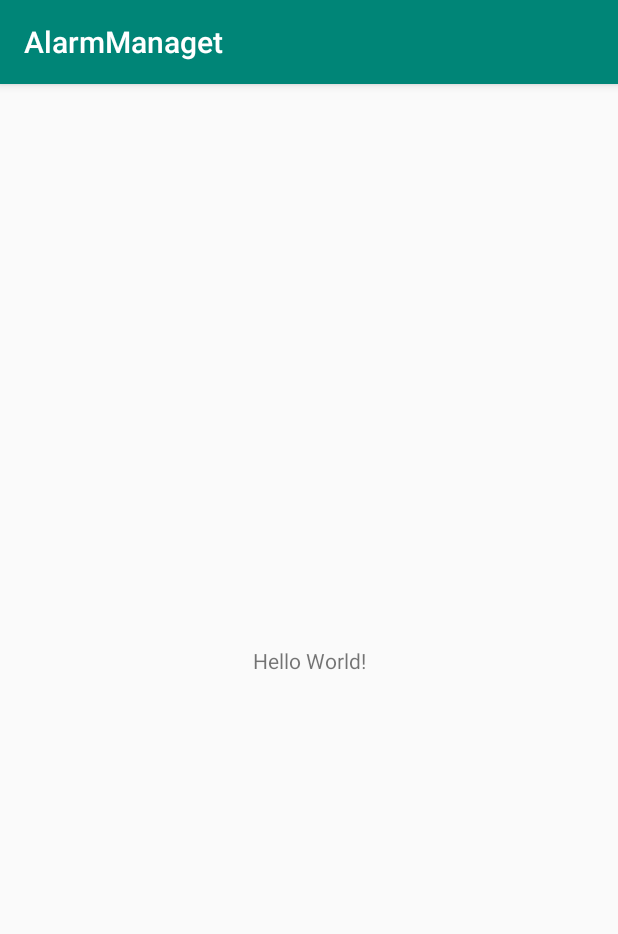
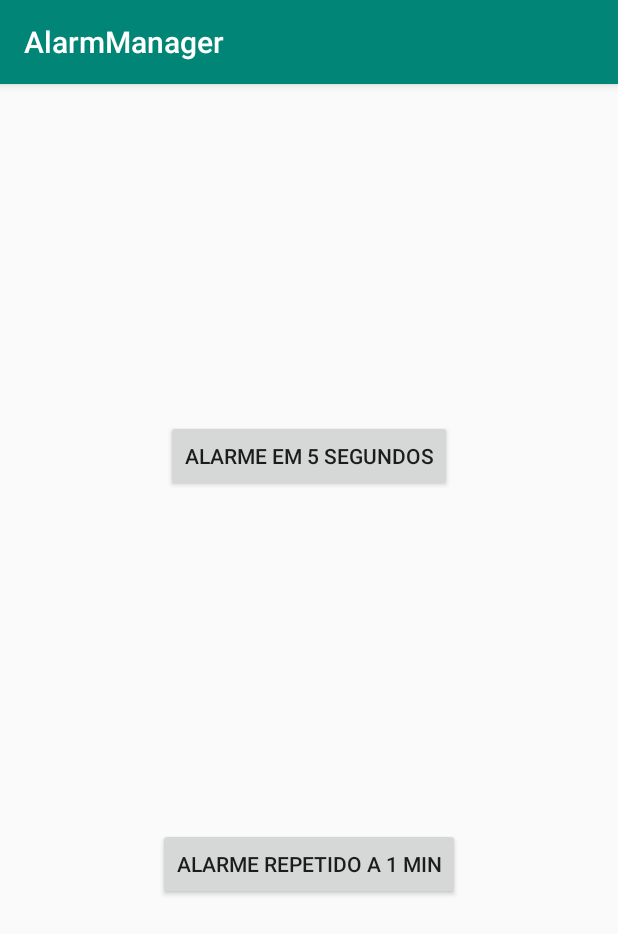
Before and after one commit to rbeninca/AlarmManager, an Android app: the screen it shows after launch (MainActivity before the commit, MainActivityAlarmManager after it), on a phone screen of 412 x 824 dp. Shown: the top 934 px of the screen. Run offline under Robolectric (Android 15) with nearby library versions, the phone set to English and light mode, and no system bars.

```diff
--- a/app/src/main/java/br/com/rbeninca/alarmmanaget/MainActivity.java
+++ b/app/src/main/java/br/com/rbeninca/alarmmanaget/AlarmManagerUtil.java
@@ -1,44 +1,40 @@
 package br.com.rbeninca.alarmmanaget;
-
-import androidx.appcompat.app.AppCompatActivity;
 
 import android.app.AlarmManager;
 import android.app.PendingIntent;
+import android.content.Context;
 import android.content.Intent;
-import android.os.Bundle;
 import android.util.Log;
 
 import java.util.Calendar;
 import java.util.Date;
 
-public class MainActivity extends AppCompatActivity {
+public class AlarmManagerUtil {
+    private Context context;
+    private AlarmManager alarmManager;
+    private  PendingIntent alarmIntent;
+    private Calendar calendar;
 
-    private AlarmManager alarmManager;
-    private  PendingIntent pendingIntent;
+    public AlarmManagerUtil(Context context) {
+        this.context = context;
+    }
 
-
-    @Override
-    protected void onCreate(Bundle savedInstanceState) {
-        super.onCreate(savedInstanceState);
-        setContentView(R.layout.activity_main);
-        //Recupera uma referencia para o serviço de alarme do android.
-        this.alarmManager = (AlarmManager) getSystemService(ALARM_SERVICE);
-
-        /* Configura uma intenção com a classe que deve ser chamada, esta classe deve implementar BroadCastReceiver.OnReceiver ou seja extenser BroadCast e sobreescreve o metódo mencionado
-            Observe que esta classe BroadCastReceiverAlarm é que será execuda pois ela extende de BroadCastReceiver,
-            para que o sistema reconheça o BroadCastReceiver é necessário adicionar no  Manifesto a sua declaração< Olhe o manifesto.xml>
-         */
-        Intent intent = new Intent(getApplicationContext(),BroadcastReceiverAlarm.class);
-        PendingIntent alarmIntent = PendingIntent.getBroadcast(getApplicationContext(),0,intent,0);
+    public void programaAlarme(int milisegundos,boolean repetido){/*
+        Metódo que programa uma alarme  utilizando a classe AlarmManager do sistema
+         Configura uma intenção com a classe que deve ser chamada, esta classe deve implementar BroadCastReceiver.OnReceiver ou seja extenser BroadCast e sobreescreve o metódo mencionado
+        Observe que esta classe BroadCastReceiverAlarm é que será execuda pois ela extende de BroadCastReceiver,
+        para que o sistema reconheça o BroadCastReceiver é necessário adicionar no  Manifesto a sua declaração< Olhe o manifesto.xml>
+     */
+        Intent intent = new Intent(context, BroadcastReceiverAlarm.class);
+        alarmIntent = PendingIntent.getBroadcast(context, 0, intent, 0);
 
         //Configurando um calendar java.util, para informar a data para o AlarmManaeger
-        Calendar calendar = Calendar.getInstance();
+        calendar = Calendar.getInstance();
         calendar.setTimeInMillis(System.currentTimeMillis());
-        calendar.add(Calendar.SECOND,5);
+        calendar.add(Calendar.MILLISECOND, milisegundos);
 
         /* Registra o alarme definindo a propriedade
         Isso pode ser feito por diferentes metódos da classe AlarmManager entre eles os metodos set e setRepeating
-
         alarmManager.set(
             int type           - Podendo assumir valores definidos na documentação entr eles RTC,ELAPSED_REALTIME, RTC_WAKEUP
             carlendar trigguer - Parametro com a data e hora de execução que podem não ser precisos (ver documentação, mudanças api19)
@@ -54,18 +50,21 @@ public class MainActivity extends AppCompatActivity {
             carlendar trigguer - Parametro com a data e hora de execução que podem não ser precisos (ver documentação, mudanças api19)
             PedingItent intent - Parametro com a intenção, que configura a classe a ser chamada pelo BroadCastReceiver, por isso ela tem que ter o metódo receiver implementado.
         )
-
         Cabe ressaltar que o método Repeating e InexaticRepeating possuem sofreram mudanças no comportamento após o Android 5.1, alterando o valor de repeating para 60000miliseconds
         para valores inferiores a este valor. A justificativa para tal mudança é o excessivo consumo de recursos, de acordo com relatos esse tipo de ação faz com que alguns desenvolvedores
         busquem formas de driblar as politicas de controle de energia do sistema, mas essas ações podem causar medidas drásticas pela playStore e Google, por isso é altamente não recomendado.
         https://commonsware.com/blog/2015/03/23/alarmmanager-regression-android-5p1.html
-        https://developer.android.com/reference/android/app/AlarmManager
-
-         */
-        alarmManager.setRepeating(AlarmManager.RTC_WAKEUP,calendar.getTimeInMillis(),1,alarmIntent);
-      //  alarmManager.setExact(AlarmManager.RTC_WAKEUP,calendar.getTimeInMillis(),alarmIntent);
-        Log.d("AlarmManagerTest","Alarme Cadastrado "+ (new Date().toString() ) );
+        @see https://developer.android.com/reference/android/app/AlarmManager */
+        //Recupera uma referencia para o serviço de alarme do android.
+        this.alarmManager = (AlarmManager) context.getSystemService(context.ALARM_SERVICE);
+        if (repetido) {
+            alarmManager.setRepeating(AlarmManager.RTC_WAKEUP, calendar.getTimeInMillis(), 60*1000, alarmIntent);
+        }else{
+            alarmManager.setExact(AlarmManager.RTC_WAKEUP, calendar.getTimeInMillis(), alarmIntent);
+            }
+        Log.d("AlarmManagerTest", "Alarme Cadastrado " + (new Date().toString()));
     }
 
 
+
 }
--- a/app/src/main/res/layout/activity_main.xml
+++ b/app/src/main/res/layout/activity_main.xml
@@ -4,15 +4,30 @@
     xmlns:tools="http://schemas.android.com/tools"
     android:layout_width="match_parent"
     android:layout_height="match_parent"
-    tools:context=".MainActivity">
+    tools:context=".MainActivityAlarmManager">
 
-    <TextView
+    <Button
+        android:id="@+id/button"
         android:layout_width="wrap_content"
         android:layout_height="wrap_content"
-        android:text="Hello World!"
-        app:layout_constraintBottom_toBottomOf="parent"
-        app:layout_constraintLeft_toLeftOf="parent"
-        app:layout_constraintRight_toRightOf="parent"
+        android:onClick="programaAlarmeCincoSegundos"
+
+        android:text="Alarme em 5 segundos"
+        app:layout_constraintBottom_toTopOf="@+id/buttonRepedido"
+        app:layout_constraintEnd_toEndOf="parent"
+        app:layout_constraintHorizontal_bias="0.5"
+        app:layout_constraintStart_toStartOf="parent"
         app:layout_constraintTop_toTopOf="parent" />
 
+    <Button
+        android:id="@+id/buttonRepedido"
+        android:layout_width="wrap_content"
+        android:layout_height="wrap_content"
+        android:onClick="programaAlarmeRepetido1Min"
+        android:text="Alarme Repetido a 1 min"
+        app:layout_constraintBottom_toBottomOf="parent"
+        app:layout_constraintEnd_toEndOf="parent"
+        app:layout_constraintHorizontal_bias="0.5"
+        app:layout_constraintStart_toStartOf="parent"
+        app:layout_constraintTop_toBottomOf="@+id/button" />
 </androidx.constraintlayout.widget.ConstraintLayout>
--- a/app/src/main/res/values/strings.xml
+++ b/app/src/main/res/values/strings.xml
@@ -1,3 +1,3 @@
 <resources>
-    <string name="app_name">AlarmManaget</string>
+    <string name="app_name">AlarmManager</string>
 </resources>
```
Also changed, not shown: app/src/main/AndroidManifest.xml (+9 -9 lines), app/src/main/java/br/com/rbeninca/alarmmanaget/BroadcastReceiverAlarm.java (+19 -1 lines), app/src/main/java/br/com/rbeninca/alarmmanaget/MainActivityAlarmManager.java (added, +32 -0 lines).
